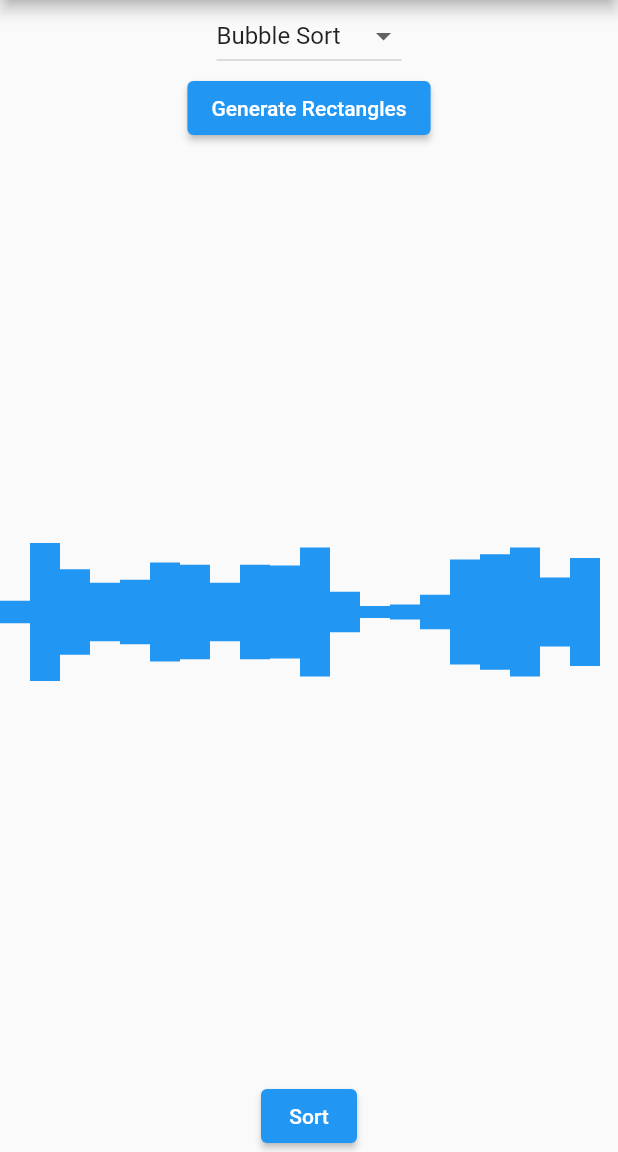
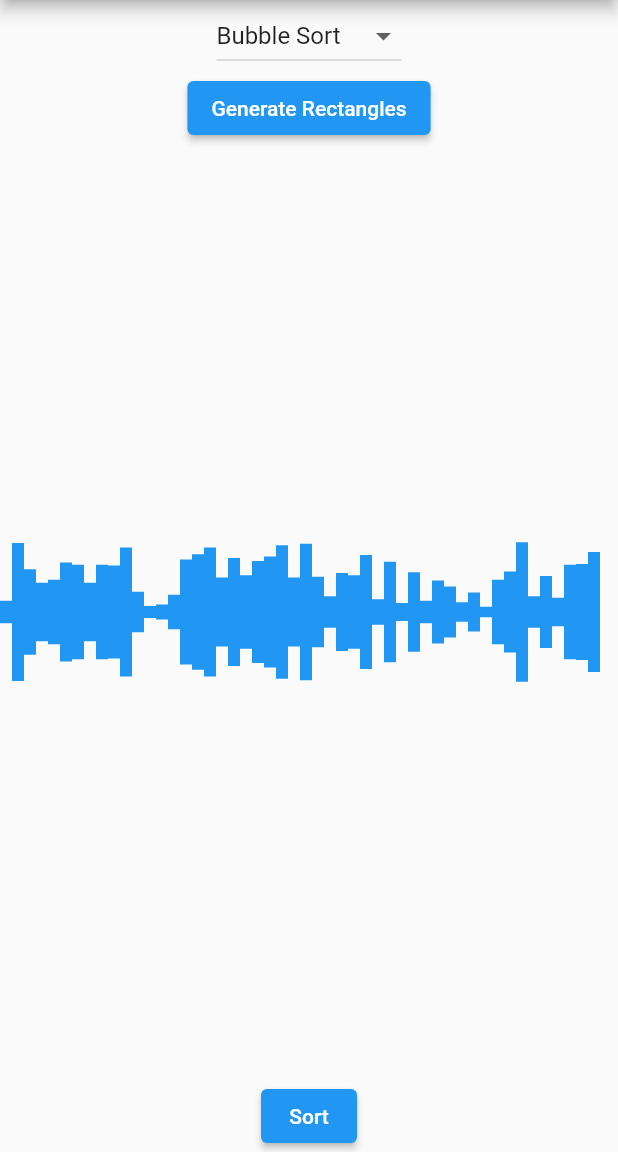
Before and after one commit to Kanishka-Developer/sorting_visualizer, a Flutter app: the screen it shows after launch, after a tap on "Generate Rectangles", on a phone screen of 412 x 824 dp, the part 84-1236 px from its top. Run offline on Flutter 3.47's test engine with Material 2 defaults, Android fonts, the light colour scheme and no system bars.

Commit message:
More rectangles? More rectangles.

```diff
--- a/lib/main.dart
+++ b/lib/main.dart
@@ -2,18 +2,22 @@ import "package:flutter/material.dart";
 import "dart:math";
 import "dart:async";
 
-void main() => runApp(MyApp());
+void main() => runApp(const MyApp());
 
 class MyApp extends StatelessWidget {
+  const MyApp({super.key});
+
   @override
   Widget build(BuildContext context) {
-    return MaterialApp(
+    return const MaterialApp(
       home: SortingVisualizer(),
     );
   }
 }
 
 class SortingVisualizer extends StatefulWidget {
+  const SortingVisualizer({super.key});
+
   @override
   _SortingVisualizerState createState() => _SortingVisualizerState();
 }
@@ -21,8 +25,8 @@ class SortingVisualizer extends StatefulWidget {
 class _SortingVisualizerState extends State<SortingVisualizer> {
   List<int> numbers = [];
   String selectedAlgorithm = "Bubble Sort";
-  double containerWidth = 20.0;
-  int delay = 50; // Delay between each step in milliseconds
+  double containerWidth = 8.0;
+  int delay = 20; // Delay between each step in milliseconds
 
   @override
   void initState() {
@@ -33,7 +37,7 @@ class _SortingVisualizerState extends State<SortingVisualizer> {
   void generateRandomNumbers() {
     Random random = Random();
     numbers.clear();
-    for (int i = 0; i < 20; i++) {
+    for (int i = 0; i < 50; i++) {
       numbers.add(random.nextInt(101));
     }
     setState(() {});
@@ -236,7 +240,7 @@ class _SortingVisualizerState extends State<SortingVisualizer> {
   Widget build(BuildContext context) {
     return Scaffold(
       appBar: AppBar(
-        title: Text("Sorting Visualizer"),
+        title: const Text("Sorting Visualizer"),
       ),
       body: Column(
         children: <Widget>[
@@ -263,7 +267,7 @@ class _SortingVisualizerState extends State<SortingVisualizer> {
           ),
           ElevatedButton(
             onPressed: generateRandomNumbers,
-            child: Text("Generate Rectangles"),
+            child: const Text("Generate Rectangles"),
           ),
           // Render rectangles with AnimatedContainer for sorting visualization
           Expanded(
@@ -280,7 +284,7 @@ class _SortingVisualizerState extends State<SortingVisualizer> {
           ),
           ElevatedButton(
             onPressed: sortNumbers,
-            child: Text("Sort"),
+            child: const Text("Sort"),
           ),
         ],
       ),
```
